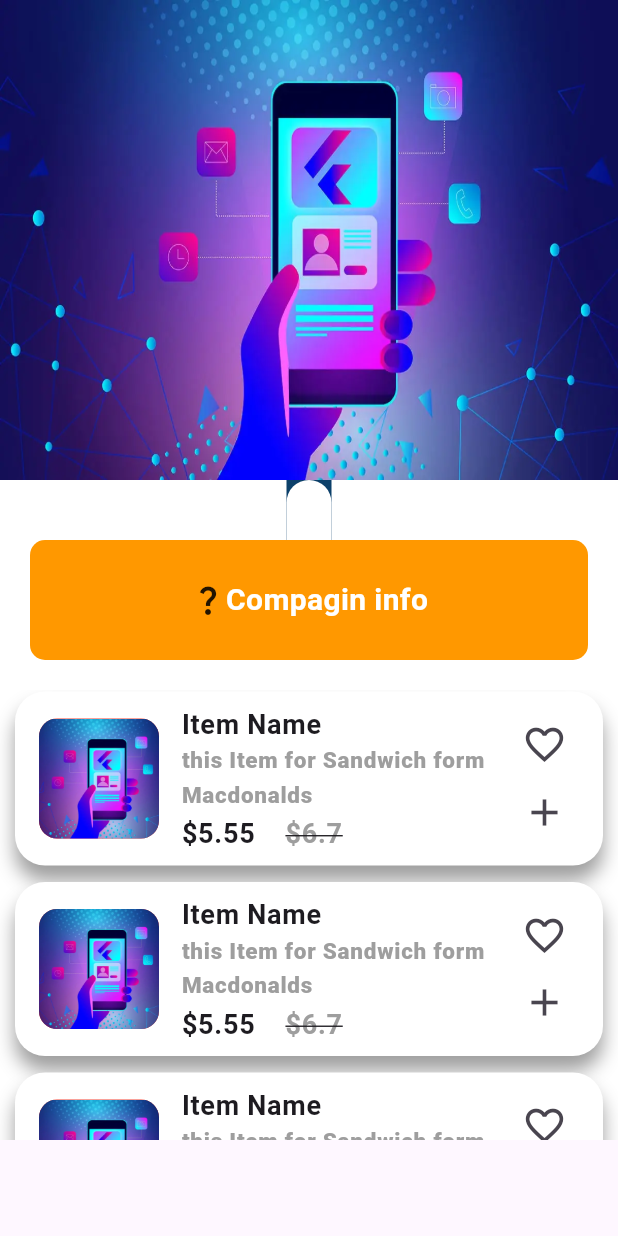
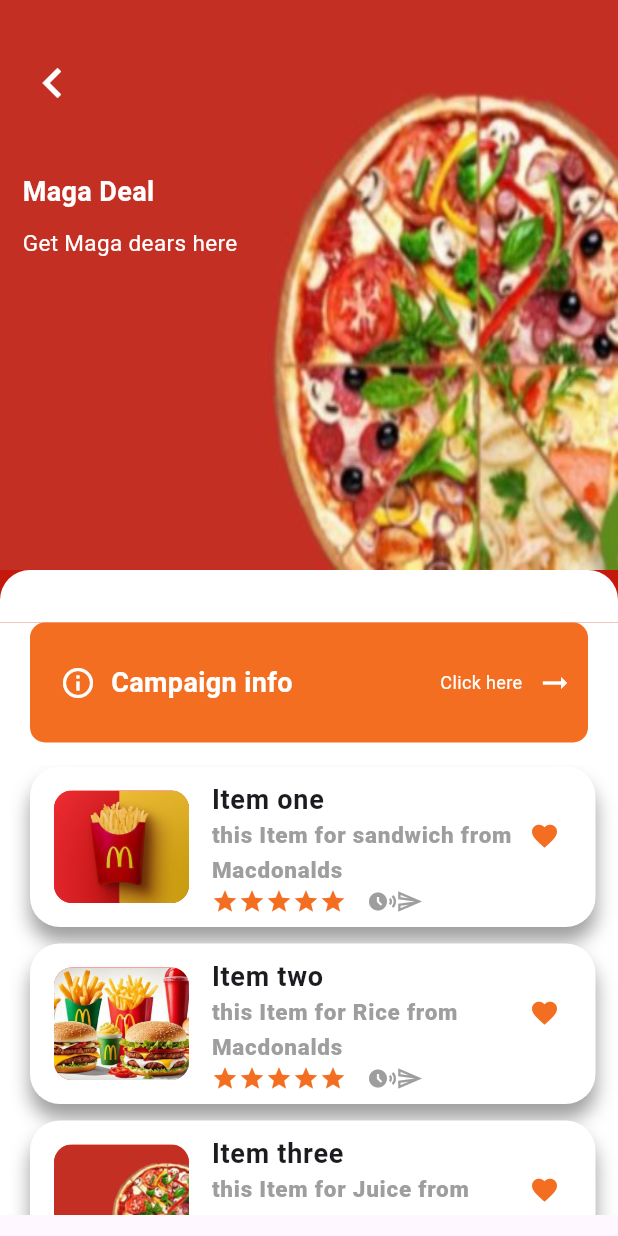
Before and after one commit to YusufAhmedBinQhman/dominos_returant_ui_app2, a Flutter app: the screen it shows after launch, on a phone screen of 412 x 824 dp. Run offline on Flutter 3.47's test engine with Material 3 defaults, Android fonts, the light colour scheme and no system bars.

Commit message:
Fix and Modify some properties  version 1.1.0

```diff
--- /dev/null
+++ b/lib/model/component.dart
@@ -0,0 +1,52 @@
+class Component {
+  List<dynamic> menu = [
+    {"name": "Other"},
+    {"name": "Pizza"},
+    {"name": "Cheken"},
+    {"name": "Rice"},
+    {"name": "Juice"},
+    {"name": "Other"},
+    {"name": "Rice"},
+    {"name": "Juice"},
+    {"name": "Other"},
+  ];
+
+  ///
+  List<dynamic> listTileItem = [
+    {
+      "images": "images/image1.jpg",
+      "name": "Item one",
+      "ItemCommit": "this Item for sandwich from Macdonalds",
+      "newprice": "\$5.55",
+      "oldprice": "\$6.7",
+    },
+    {
+      "images": "images/image2.jpg",
+      "name": "Item two",
+      "ItemCommit": "this Item for Rice from Macdonalds",
+      "newprice": "\$8.55",
+      "oldprice": "\$9.1",
+    },
+    {
+      "images": "images/page3.jpg",
+      "name": "Item three",
+      "ItemCommit": "this Item for Juice from Macdonalds",
+      "newprice": "\$4.99",
+      "oldprice": "\$5.4",
+    },
+    {
+      "images": "images/home.jpg",
+      "name": "Item four",
+      "ItemCommit": "this Item for Checken from Macdonalds",
+      "newprice": "\$5.55",
+      "oldprice": "\$6.01",
+    },
+    {
+      "images": "images/image2.jpg",
+      "name": "Item four",
+      "ItemCommit": "this Item for Checken from Macdonalds",
+      "newprice": "\$5.55",
+      "oldprice": "\$6.01",
+    },
+  ];
+}
--- a/lib/pages/page3.dart
+++ b/lib/pages/page3.dart
@@ -1,25 +1,9 @@
+import 'package:dominos_returant_ui_app2/model/component.dart';
 import 'package:flutter/material.dart';
 
 class Page3 extends StatelessWidget {
-  List<dynamic> menu = [
-    {"name": "Other"},
-    {"name": "Pizza"},
-    {"name": "Cheken"},
-    {"name": "Rice"},
-    {"name": "Juice"},
-    {"name": "Other"},
-    {"name": "Rice"},
-    {"name": "Juice"},
-    {"name": "Other"},
-  ];
+  Component comp = Component();
 
-  ///
-  List<dynamic> image = [
-    {"images": "images/image3.jpg"},
-    // {"images": "images/image4.jpg"},
-    // {"images": "images/image4.jpg"},
-    // {"images": "images/image4.jpg"},
-  ];
   @override
   Widget build(BuildContext context) {
     return Scaffold(
@@ -29,15 +13,39 @@ class Page3 extends StatelessWidget {
         children: [
           //image
           Container(
-            //bachground
-            color: const Color.fromARGB(255, 12, 64, 106),
-            height: 320,
+            height: 380,
             width: MediaQuery.of(context).size.width,
-            // decoration: BoxDecoration(
-            //     image: DecorationImage(image: AssetImage("images/image3.jpg"))),
-            child: Image.asset(
-              "images/image3.jpg",
-              fit: BoxFit.fill,
+            padding: EdgeInsets.all(15),
+            decoration: BoxDecoration(
+                color: const Color.fromARGB(255, 12, 64, 106),
+                //   color: Colors.yellow,
+                image: DecorationImage(
+                    image: AssetImage("images/page3.jpg"), fit: BoxFit.fill)),
+            child: Column(
+              crossAxisAlignment: CrossAxisAlignment.start,
+              children: [
+                SizedBox(height: 20),
+                Icon(
+                  Icons.keyboard_arrow_left,
+                  size: 40,
+                  color: Colors.white,
+                ),
+                SizedBox(height: 40),
+                Text(
+                  "Maga Deal",
+                  style: TextStyle(
+                      fontSize: 18,
+                      fontWeight: FontWeight.bold,
+                      color: Colors.white),
+                ),
+                SizedBox(
+                  height: 10,
+                ),
+                Text(
+                  "Get Maga dears here",
+                  style: TextStyle(fontSize: 15, color: Colors.white),
+                )
+              ],
             ),
           ),
 
@@ -48,55 +56,62 @@ class Page3 extends StatelessWidget {
               children: [
                 //bellow
                 Container(
-                  color: Color.fromARGB(255, 12, 64, 106),
+                  color: Color.fromARGB(255, 197, 24, 12),
                   child: Container(
-                    padding: EdgeInsets.all(15),
+                    padding: EdgeInsets.fromLTRB(15, 20, 15, 15),
                     //height: 200,
                     decoration: BoxDecoration(
                         color: Colors.white,
                         borderRadius: BorderRadius.only(
                             topLeft: Radius.circular(20),
                             topRight: Radius.circular(20))),
-                    child: Column(children: [
-                      //icon loca
-                      SizedBox(height: 10),
-                    ]),
                   ),
                 ),
+                //rectangular Orange
                 Container(
-                  margin: EdgeInsets.only(left: 20, right: 20, bottom: 20),
+                  margin: EdgeInsets.only(left: 20, right: 20, bottom: 15),
+                  padding:
+                      EdgeInsets.only(left: 20, right: 10, top: 20, bottom: 20),
                   height: 80,
                   width: MediaQuery.of(context).size.width - 20,
                   decoration: BoxDecoration(
-                      color: Colors.orange,
+                      color: Color.fromARGB(255, 243, 110, 33),
                       borderRadius: BorderRadius.circular(10)),
                   child: Row(
-                    mainAxisAlignment: MainAxisAlignment.center,
+                    crossAxisAlignment: CrossAxisAlignment.center,
                     children: [
-                      Icon(Icons.question_mark),
-                      Text(
-                        "Compagin info",
-                        style: TextStyle(
-                            color: Colors.white,
-                            fontSize: 20,
-                            fontWeight: FontWeight.bold),
+                      Icon(
+                        Icons.info_outline,
+                        color: Colors.white,
                       ),
+                      SizedBox(width: 10),
+                      Text("Campaign info",
+                          style: TextStyle(
+                              color: Colors.white,
+                              fontSize: 18,
+                              fontWeight: FontWeight.bold)),
+                      Spacer(flex: 10),
+                      Text("Click here",
+                          style: TextStyle(color: Colors.white, fontSize: 12)),
+                      Spacer(
+                        flex: 1,
+                      ),
+                      Icon(Icons.arrow_right_alt_outlined, color: Colors.white)
                     ],
                   ),
                 ),
-
                 //list
                 Container(
                   height: 300,
                   child: ListView.builder(
                     //scrollDirection: Axis.horizontal,
-                    itemCount: 8,
+                    itemCount: comp.listTileItem.length,
                     itemBuilder: (BuildContext context, int index) {
                       return Container(
                         width: 420,
                         // height: 60,
                         margin: EdgeInsets.only(
-                            left: 10, right: 10, top: 1, bottom: 10),
+                            left: 20, right: 15, top: 1, bottom: 10),
                         //   height: 65,
                         decoration: BoxDecoration(
                             borderRadius: BorderRadius.circular(20),
@@ -111,13 +126,12 @@ class Page3 extends StatelessWidget {
                           title: Row(
                             children: [
                               Container(
-                                height: 80,
-                                width: 80,
+                                height: 75,
+                                width: 90,
                                 decoration: BoxDecoration(
                                   image: DecorationImage(
                                       image: AssetImage(
-                                        "images/image3.jpg",
-                                      ),
+                                          "${comp.listTileItem[index]["images"]}"),
                                       fit: BoxFit.cover),
                                   color: Colors.red,
                                   borderRadius: BorderRadius.circular(12),
@@ -129,13 +143,13 @@ class Page3 extends StatelessWidget {
                                   crossAxisAlignment: CrossAxisAlignment.start,
                                   children: [
                                     Text(
-                                      "Item Name",
+                                      "${comp.listTileItem[index]["name"]}",
                                       style: TextStyle(
                                           fontSize: 18,
                                           fontWeight: FontWeight.bold),
                                     ),
                                     Text(
-                                      "this Item for Sandwich form Macdonalds ",
+                                      "${comp.listTileItem[index]["ItemCommit"]}",
                                       style: TextStyle(
                                           fontSize: 15,
                                           fontWeight: FontWeight.w800,
@@ -143,23 +157,48 @@ class Page3 extends StatelessWidget {
                                     ),
                                     Row(
                                       children: [
-                                        Text(
-                                          "\$5.55",
-                                          style: TextStyle(
-                                              fontSize: 18,
-                                              fontWeight: FontWeight.bold),
+                                        Icon(
+                                          Icons.star,
+                                          color:
+                                              Color.fromARGB(255, 243, 110, 33),
+                                          size: 18,
+                                        ),
+                                        Icon(
+                                          Icons.star,
+                                          color:
+                                              Color.fromARGB(255, 243, 110, 33),
+                                          size: 18,
+                                        ),
+                                        Icon(
+                                          Icons.star,
+                                          color:
+                                              Color.fromARGB(255, 243, 110, 33),
+                                          size: 18,
+                                        ),
+                                        Icon(
+                                          Icons.star,
+                                          color:
+                                              Color.fromARGB(255, 243, 110, 33),
+                                          size: 18,
+                                        ),
+                                        Icon(
+                                          Icons.star,
+                                          color:
+                                              Color.fromARGB(255, 243, 110, 33),
+                                          size: 18,
                                         ),
                                         SizedBox(
-                                          width: 20,
+                                          width: 15,
                                         ),
-                                        Text(
-                                          "\$6.7",
-                                          style: TextStyle(
-                                              decoration:
-                                                  TextDecoration.lineThrough,
-                                              color: Colors.grey,
-                                              fontSize: 18,
-                                              fontWeight: FontWeight.bold),
+                                        Icon(
+                                          Icons.share_arrival_time,
+                                          color: Colors.grey,
+                                          size: 18,
+                                        ),
+                                        Icon(
+                                          Icons.send_outlined,
+                                          color: Colors.grey,
+                                          size: 18,
                                         ),
                                       ],
                                     ),
@@ -171,16 +210,13 @@ class Page3 extends StatelessWidget {
                               Column(
                                 children: [
                                   Icon(
-                                    Icons.favorite_border_outlined,
-                                    size: 30,
+                                    Icons.favorite,
+                                    size: 20,
+                                    color: Color.fromARGB(255, 243, 110, 33),
                                   ),
                                   SizedBox(
                                     height: 15,
                                   ),
-                                  Icon(
-                                    Icons.add,
-                                    size: 30,
-                                  )
                                 ],
                               ),
                             ],
```
Also changed, not shown: lib/pages/home.dart (+21 -37 lines), lib/pages/page2.dart (+40 -67 lines), images/dom.jpg (added), images/dom1.jpg (added), images/f.jpg (deleted), images/home.jpg (added), images/image1.jpg (added), images/image2.jpg (added), images/image4.jpg (deleted), images/macdon.jpg (added), images/page3.jpg (added).
